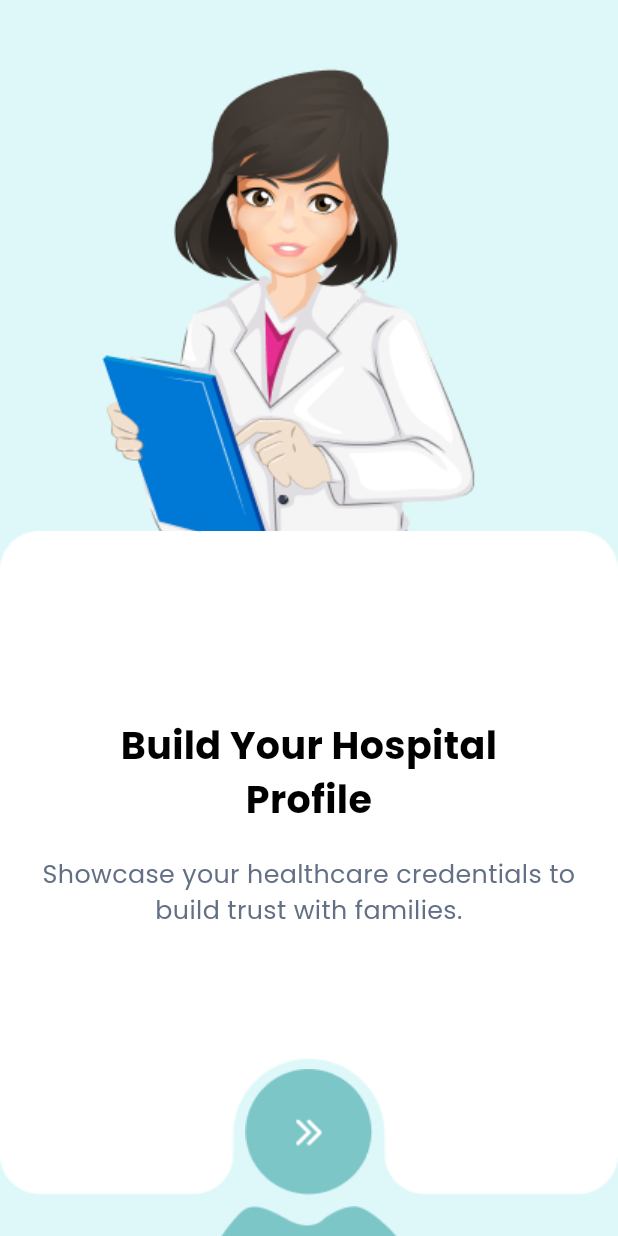
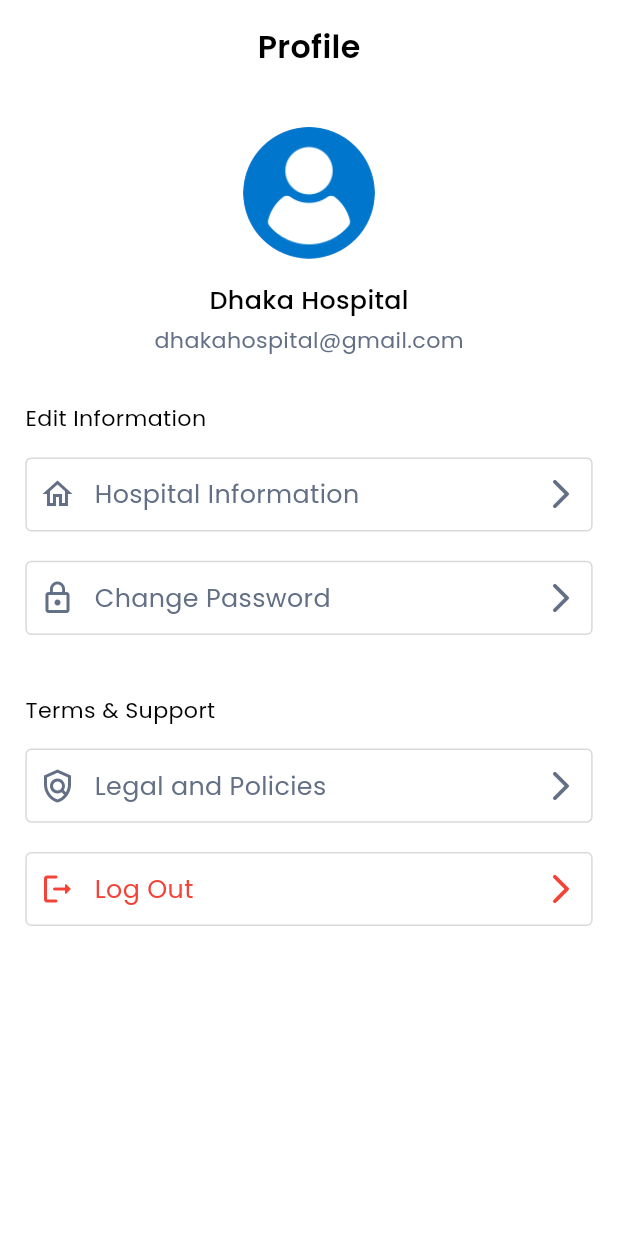
Before and after one commit to Nifat130/baby_vax, a Flutter app: the screen it shows after launch, on a phone screen of 412 x 824 dp. Run offline on Flutter 3.47's test engine with Material 3 defaults, Android fonts, the phone set to English and light mode, and no system bars; our stand-ins replace curved_navigation_bar, flutter_spinkit, get, google_fonts, image_picker, logger and 1 more; accounts and stored records are empty.

Commit message:
hospital profile screen done by Nifat

```diff
--- a/lib/app.dart
+++ b/lib/app.dart
@@ -25,8 +25,8 @@ class MyApp extends StatelessWidget {
       builder: (context, orientation, deviceType) {
         return GetMaterialApp(
           debugShowCheckedModeBanner: false,
-          initialRoute: AppRoute.init,
-          //initialRoute: AppRoute.roleScreen,
+          //initialRoute: AppRoute.init,
+          initialRoute: AppRoute.hospitalProfileScreen,
           getPages: AppRoute.routes,
           initialBinding: ControllerBinder(),
           themeMode: ThemeMode.system,
--- a/lib/core/utils/constants/icon_path.dart
+++ b/lib/core/utils/constants/icon_path.dart
@@ -7,5 +7,6 @@ class IconPath {
   static const String eventIcon = '$_basePath/eventIcon.png';
   static const String profileIcon = '$_basePath/profileIcon.png';
   static const String notificationIcon = '$_basePath/notificationIcon.png';
+  static const String logoutIcon = '$_basePath/logoutIcon.png';
 
 }
--- a/lib/features/hospital_flow/hospital_nav_bar/controllers/hospital_nav_bar_controller.dart
+++ b/lib/features/hospital_flow/hospital_nav_bar/controllers/hospital_nav_bar_controller.dart
@@ -2,6 +2,7 @@ import 'package:flutter/cupertino.dart';
 import 'package:get/get.dart';
 
 import '../../hospital_home/presentation/screens/hospital_home_screen.dart';
+import '../../hospital_profile/presentation/screens/hospital_profile_screen.dart';
 
 class HospitalNavBarController extends GetxController{
 
@@ -10,7 +11,7 @@ class HospitalNavBarController extends GetxController{
   List<Widget> screens = [
     HospitalHomeScreen(),
     SizedBox(),
-    SizedBox(),
+    HospitalProfileScreen(),
   ];
 
 }
--- /dev/null
+++ b/lib/features/hospital_flow/hospital_profile/presentation/screens/hospital_profile_screen.dart
@@ -0,0 +1,59 @@
+import 'package:baby_vax/core/utils/constants/app_sizer.dart';
+import 'package:flutter/material.dart';
+import '../../../../../core/common/widgets/custom_text.dart';
+import '../../../../../core/utils/constants/app_colors.dart';
+import '../../../../../core/utils/constants/image_path.dart';
+import '../../../../../routes/app_routes.dart';
+import '../widgets/profile_option_container.dart';
+
+class HospitalProfileScreen extends StatelessWidget {
+  const HospitalProfileScreen({super.key});
+
+  @override
+  Widget build(BuildContext context) {
+    return Scaffold(
+      body: SafeArea(
+        child: Padding(
+          padding: EdgeInsets.symmetric(horizontal: 16.w, vertical: 16.h),
+          child: SingleChildScrollView(
+            child: Column(
+              crossAxisAlignment: CrossAxisAlignment.start,
+              children: [
+                Center(
+                  child: CustomText(text: "Profile", fontSize: 20.sp, fontWeight: FontWeight.w600,),
+                ),
+                SizedBox(height: 40.h,),
+                SizedBox(
+                  width: SizeUtils.width,
+                  child: Column(
+                    crossAxisAlignment: CrossAxisAlignment.center,
+                    children: [
+                      CircleAvatar(
+                        backgroundImage: AssetImage(ImagePath.dummyProfilePicture),
+                        radius: 45.h,
+                      ),
+                      SizedBox(height: 16.h,),
+                      CustomText(text: "Dhaka Hospital", fontSize: 16.sp, fontWeight: FontWeight.w500,),
+                      SizedBox(height: 4.h,),
+                      CustomText(text: "dhakahospital@gmail.com", color: AppColors.textSecondary,)
+                    ],
+                  ),
+                ),
+                SizedBox(height: 32.h,),
+                CustomText(text: "Edit Information",),
+                SizedBox(height: 16.h,),
+                profileOptionContainer(Icons.home_outlined, "Hospital Information", AppRoute.signInScreen),
+                profileOptionContainer(Icons.lock_outline, "Change Password", AppRoute.signInScreen),
+                SizedBox(height: 20.h,),
+                CustomText(text: "Terms & Support",),
+                SizedBox(height: 16.h,),
+                profileOptionContainer(Icons.policy_outlined, "Legal and Policies", AppRoute.signInScreen),
+                profileOptionContainer(Icons.logout_rounded, "Log Out", AppRoute.signInScreen),
+              ],
+            ),
+          ),
+        ),
+      ),
+    );
+  }
+}
--- /dev/null
+++ b/lib/features/hospital_flow/hospital_profile/presentation/widgets/profile_option_container.dart
@@ -0,0 +1,116 @@
+import 'package:baby_vax/core/utils/constants/app_sizer.dart';
+import 'package:flutter/material.dart';
+import 'package:get/get.dart';
+import '../../../../../core/common/widgets/custom_outline_button.dart';
+import '../../../../../core/common/widgets/custom_submit_button.dart';
+import '../../../../../core/common/widgets/custom_text.dart';
+import '../../../../../core/utils/constants/app_colors.dart';
+import '../../../../../routes/app_routes.dart';
+
+Widget profileOptionContainer(IconData icon, String title, String routeName){
+
+  return GestureDetector(
+    onTap: (){
+      if(title == "Log Out"){
+        showModalBottomSheet(
+          context: Get.context!,
+          builder: (_) => SizedBox(
+            width: double.infinity,
+            child: Container(
+              decoration: BoxDecoration(
+                  color: Colors.white,
+                  borderRadius: BorderRadius.vertical(top: Radius.circular(16.h))
+              ),
+              child: SafeArea(
+                child: Padding(
+                  padding: EdgeInsets.symmetric(horizontal: 16.w, vertical: 12.h),
+                  child: SingleChildScrollView(
+                    child: Column(
+                      crossAxisAlignment: CrossAxisAlignment.center,
+                      mainAxisAlignment: MainAxisAlignment.start,
+                      children: [
+                        SizedBox(height: 12.h),
+                        SizedBox(
+                          width: 100.w,
+                          child: Divider(
+                            thickness: 4,
+                          ),
+                        ),
+                        SizedBox(height: 24.h),
+                        CustomText(text: "Logout", fontSize: 18.sp, color: AppColors.textPrimary, fontWeight: FontWeight.w700,),
+                        SizedBox(height: 12.h),
+                        SizedBox(
+                          width: 327.w,
+                          child: Divider(),
+                        ),
+                        SizedBox(height: 12.h),
+                        CustomText(text: "Are you sure you want to log out?", fontSize: 16.sp, color: AppColors.backgroundDark, fontWeight: FontWeight.w400,),
+                        SizedBox(height: 24.h,),
+                        SizedBox(
+                          width: 350.w,
+                          child: Row(
+                            mainAxisAlignment: MainAxisAlignment.spaceBetween,
+                            crossAxisAlignment: CrossAxisAlignment.start,
+                            children: [
+                              Flexible(
+                                flex: 1,
+                                child: CustomOutlineButton(
+                                    onPressed: (){
+                                      Get.back();
+                                    },
+                                    text: "Cancel"
+                                ),
+                              ),
+                              SizedBox(width: 12.w),
+                              Flexible(
+                                flex: 1,
+                                child: CustomSubmitButton(
+                                  text: "Yes, Logout",
+                                  onTap: (){
+                                    Get.offAllNamed(AppRoute.signInScreen);
+                                  },
+                                ),
+                              )
+                            ],
+                          ),
+                        )
+                      ],
+                    ),
+                  ),
+                ),
+              ),
+            ),
+          ),
+        );
+      }
+      else{
+        Get.toNamed(routeName);
+      }
+    },
+    child: Padding(
+      padding: EdgeInsets.only(bottom: 20.h),
+      child: Container(
+        decoration: BoxDecoration(
+          borderRadius: 4.radius,
+          border: Border.all(color: AppColors.textFormFieldBorder)
+        ),
+        padding: EdgeInsets.symmetric(horizontal: 8.w, vertical: 12.h),
+        child: Row(
+          mainAxisAlignment: MainAxisAlignment.spaceBetween,
+          crossAxisAlignment: CrossAxisAlignment.center,
+          children: [
+            Row(
+              crossAxisAlignment: CrossAxisAlignment.center,
+              spacing: 12.w,
+              children: [
+                Icon(icon, color: title == 'Log Out' ? AppColors.error : AppColors.textSecondary,),
+                CustomText(text: title, fontSize: 16.sp, color: title == "Log Out" ? AppColors.error : AppColors.textSecondary,)
+              ],
+            ),
+            Icon(Icons.arrow_forward_ios_rounded, color: title == "Log Out" ? AppColors.error : AppColors.textSecondary)
+          ],
+        ),
+      ),
+    ),
+  );
+}
--- a/lib/routes/app_routes.dart
+++ b/lib/routes/app_routes.dart
@@ -5,6 +5,7 @@ import '../features/authentication/presentation/screens/parent_sign_up_screen.da
 
 import '../features/authentication/presentation/screens/role_screen.dart';
 import '../features/hospital_flow/hospital_home/presentation/screens/hospital_home_screen.dart';
+import '../features/hospital_flow/hospital_profile/presentation/screens/hospital_profile_screen.dart';
 import '../features/onboarding/screens/onboarding_screen_one.dart';
 import '../features/onboarding/screens/onboarding_screen_three.dart';
 import '../features/onboarding/screens/onboarding_screen_two.dart';
@@ -21,6 +22,7 @@ class AppRoute {
   static String hospitalSignUpScreen = "/hospitalSignUpScreen";
   static String hospitalNavBarScreen = "/hospitalNavBarScreen";
   static String hospitalHomeScreen = "/hospitalHomeScreen";
+  static String hospitalProfileScreen = "/hospitalProfileScreen";
 
 
   static List<GetPage> routes = [
@@ -44,6 +46,7 @@ class AppRoute {
     GetPage(name: hospitalSignUpScreen, page: () => HospitalSignUpScreen()),
     GetPage(name: hospitalNavBarScreen, page: () => HospitalNavBarScreen()),
     GetPage(name: hospitalHomeScreen, page: () => HospitalHomeScreen()),
+    GetPage(name: hospitalProfileScreen, page: () => HospitalProfileScreen()),
 
   ];
 }
```
Also changed, not shown: assets/icons/logoutIcon.png (added).
